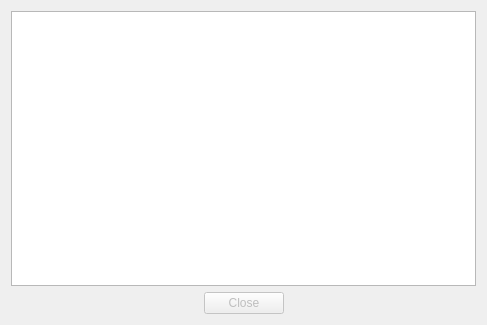
Before: the Qt Designer form src/parsedialog.ui in tootal/DBLParse, drawn with Qt 5.
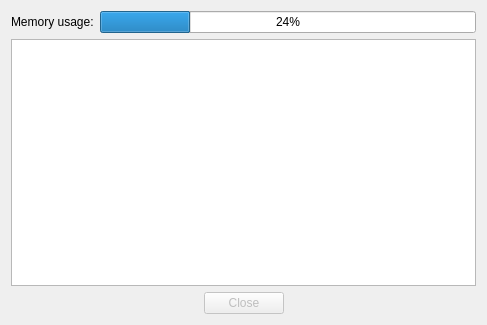
After: the same form once the commit is applied.

Commit message: feat: add memory usage bar (ui)

What changed in the file:
```diff
--- a/src/parsedialog.ui
+++ b/src/parsedialog.ui
@@ -17,6 +17,24 @@
    <string>Processing XML file</string>
   </property>
   <layout class="QVBoxLayout" name="verticalLayout">
+   <item>
+    <layout class="QHBoxLayout" name="horizontalLayout_2">
+     <item>
+      <widget class="QLabel" name="label">
+       <property name="text">
+        <string>Memory usage:</string>
+       </property>
+      </widget>
+     </item>
+     <item>
+      <widget class="QProgressBar" name="progressBar">
+       <property name="value">
+        <number>24</number>
+       </property>
+      </widget>
+     </item>
+    </layout>
+   </item>
    <item>
     <widget class="QTextBrowser" name="textBrowser"/>
    </item>
```
